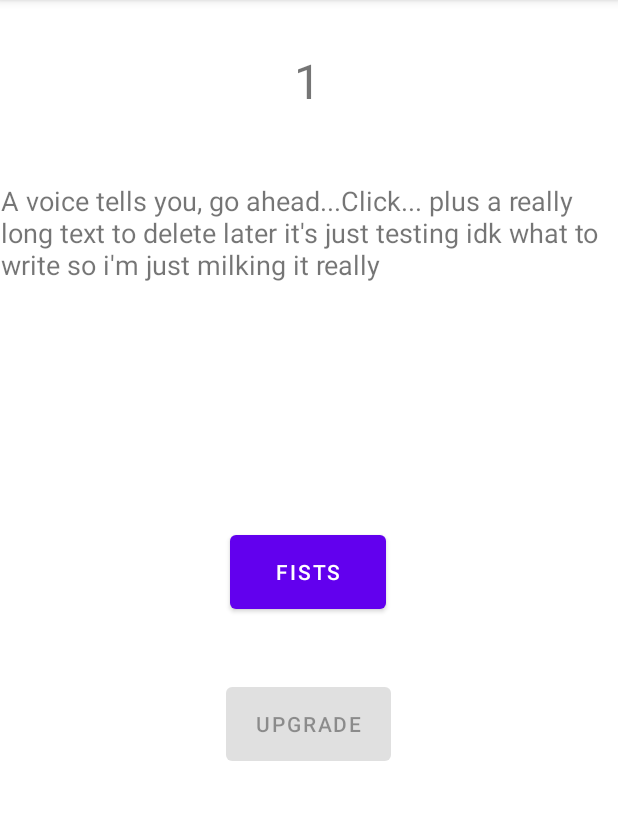
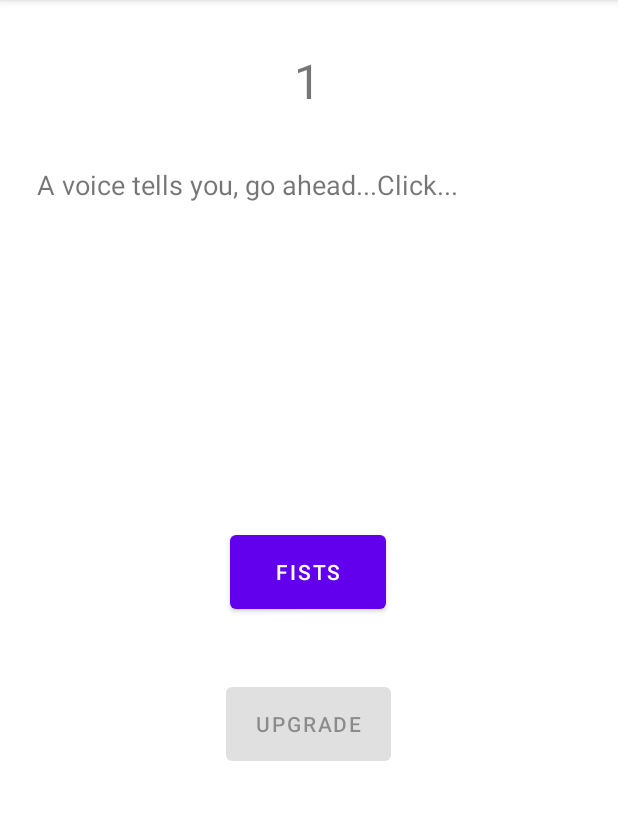
Before and after one commit to Iris327/ClickToDestroyTheWorld, an Android app: the screen it shows after launch (MainActivity), after a tap on "FISTS", on a phone screen of 412 x 824 dp, the part 84-904 px from its top. Run offline under Robolectric (Android 15) with nearby library versions, the phone set to English and light mode, and no system bars; network calls fail.

Commit message:
Working on implementing story text file. Crashes on changing text/clicking

```diff
--- a/app/src/main/java/com/example/clicktodestroytheworld/MainActivity.kt
+++ b/app/src/main/java/com/example/clicktodestroytheworld/MainActivity.kt
@@ -3,6 +3,7 @@ package com.example.clicktodestroytheworld
 import androidx.appcompat.app.AppCompatActivity
 import android.os.Bundle
 import android.widget.*
+import java.io.File
 
 class MainActivity : AppCompatActivity() {
     var score = 0 //keeps track of player score
@@ -29,6 +30,7 @@ class MainActivity : AppCompatActivity() {
         incrementBtn?.setOnClickListener() {
             score++
             scoreText.text = score.toString()
+            storyText.text = File("storyFile.txt").readText()
         }
     }
 }
--- /dev/null
+++ b/app/src/main/java/com/example/clicktodestroytheworld/StoryFile.txt
@@ -0,0 +1 @@
+test line
--- a/app/src/main/res/layout/activity_main.xml
+++ b/app/src/main/res/layout/activity_main.xml
@@ -46,14 +46,12 @@
 
     <TextView
         android:id="@+id/storyText"
-        android:layout_width="wrap_content"
-        android:layout_height="wrap_content"
+        android:layout_width="364dp"
+        android:layout_height="203dp"
+        android:layout_marginLeft="32dp"
         android:layout_marginTop="32dp"
-        android:layout_marginLeft="32dp"
         android:layout_marginRight="32dp"
-        android:text="A voice tells you, go ahead...Click...
-plus a really long text to delete later it's just testing idk what to write so i'm just
-milking it really"
+        android:text="A voice tells you, go ahead...Click..."
         android:textSize="18sp"
         app:layout_constraintBottom_toTopOf="@+id/incrementButton"
         app:layout_constraintEnd_toEndOf="parent"
```
